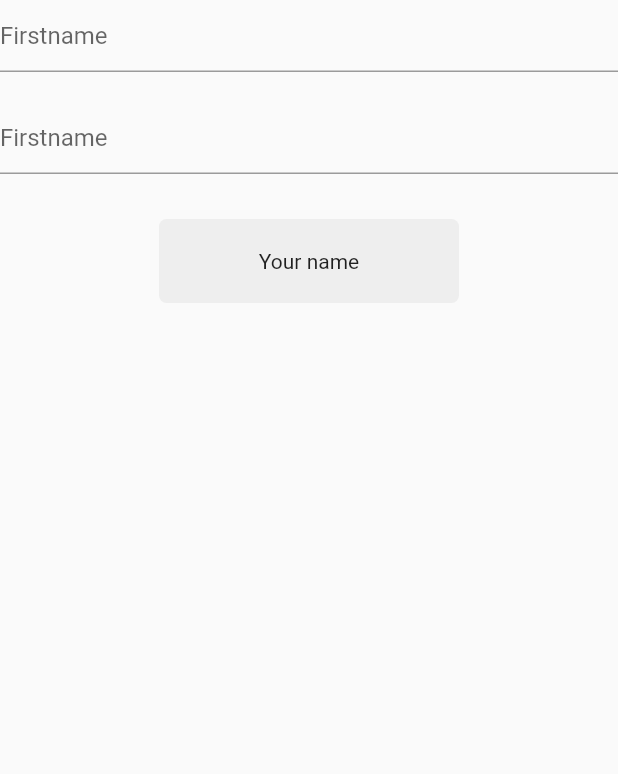
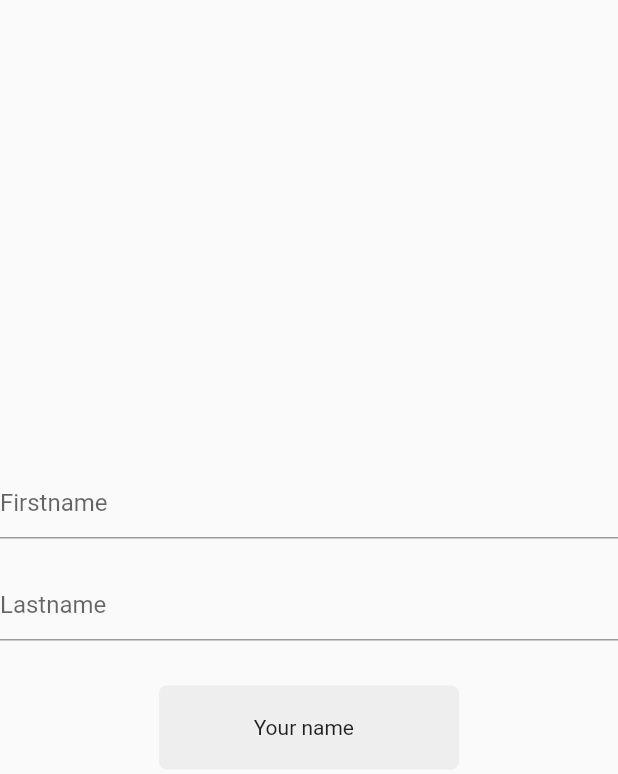
Before and after one commit to koukibadr/mobx_state_management, a Flutter app: the UserScreen screen opened directly, on a phone screen of 412 x 824 dp. Shown: the top 774 px of the screen. Run offline on Flutter 3.47's test engine with Material 2 defaults, Android fonts, the phone set to English and light mode, and no system bars; our stand-ins replace flutter_mobx, mobx; generated files the repository leaves out were written again.

Commit message:
add computed parameter to user data store

```diff
--- a/lib/main.dart
+++ b/lib/main.dart
@@ -1,6 +1,7 @@
 import 'package:flutter/material.dart';
 import 'package:flutter_mobx/flutter_mobx.dart';
 import 'package:mobx_example/counter_store.dart';
+import 'package:mobx_example/user/user_screen.dart';
 
 void main() {
   runApp(const MyApp());
@@ -51,6 +52,17 @@ class _MyHomePageState extends State<MyHomePage> {
                 style: Theme.of(context).textTheme.headline4,
               ),
             ),
+            ElevatedButton(
+              onPressed: () {
+                Navigator.push(
+                  context,
+                  MaterialPageRoute(
+                    builder: (context) => UserScreen(),
+                  ),
+                );
+              },
+              child: const Text('User data screen'),
+            )
           ],
         ),
       ),
--- a/lib/user/user_data_store.dart
+++ b/lib/user/user_data_store.dart
@@ -13,7 +13,7 @@ abstract class _UserData with Store {
   String firstname = "";
 
   @computed
-  String get fullName => '$firstname, $lastname';
+  String get fullName => '$firstname $lastname';
 
   @action
   void updateFirstName(firstName){
--- a/lib/user/user_screen.dart
+++ b/lib/user/user_screen.dart
@@ -1,27 +1,36 @@
 import 'package:flutter/material.dart';
+import 'package:flutter_mobx/flutter_mobx.dart';
+import 'package:mobx_example/user/user_data_store.dart';
 
 class UserScreen extends StatelessWidget {
-  const UserScreen({ Key? key }) : super(key: key);
+
+  var userData = UserDataStore();
+
+
+  UserScreen({ Key? key }) : super(key: key);
 
   @override
   Widget build(BuildContext context) {
     return Scaffold(
-      body: Container(
+      body: SizedBox(
         width: MediaQuery.of(context).size.width,
         child: Column(
+          mainAxisAlignment: MainAxisAlignment.center,
           children: [
             TextField(
-              decoration: InputDecoration(
+              decoration: const InputDecoration(
                 hintText: 'Firstname'
               ),
+              onChanged: userData.updateFirstName,
             ),
             const SizedBox(
               height: 20,
             ),
             TextField(
-              decoration: InputDecoration(
-                hintText: 'Firstname'
+              decoration: const InputDecoration(
+                hintText: 'Lastname'
               ),
+              onChanged: userData.updateLastName,
             ),
             const SizedBox(
               height: 30,
@@ -32,11 +41,13 @@ class UserScreen extends StatelessWidget {
                 color: Colors.grey[200],
                 borderRadius: BorderRadius.circular(5)
               ),
-              padding: EdgeInsets.symmetric(
+              padding: const EdgeInsets.symmetric(
                 vertical: 20
               ),
-              child: Center(
-                child: Text('Your name'),
+              child: Observer(
+                builder: (_) => Center(
+                  child: Text('Your name ${userData.fullName}'),
+                ),
               ),
             )
           ],
```
